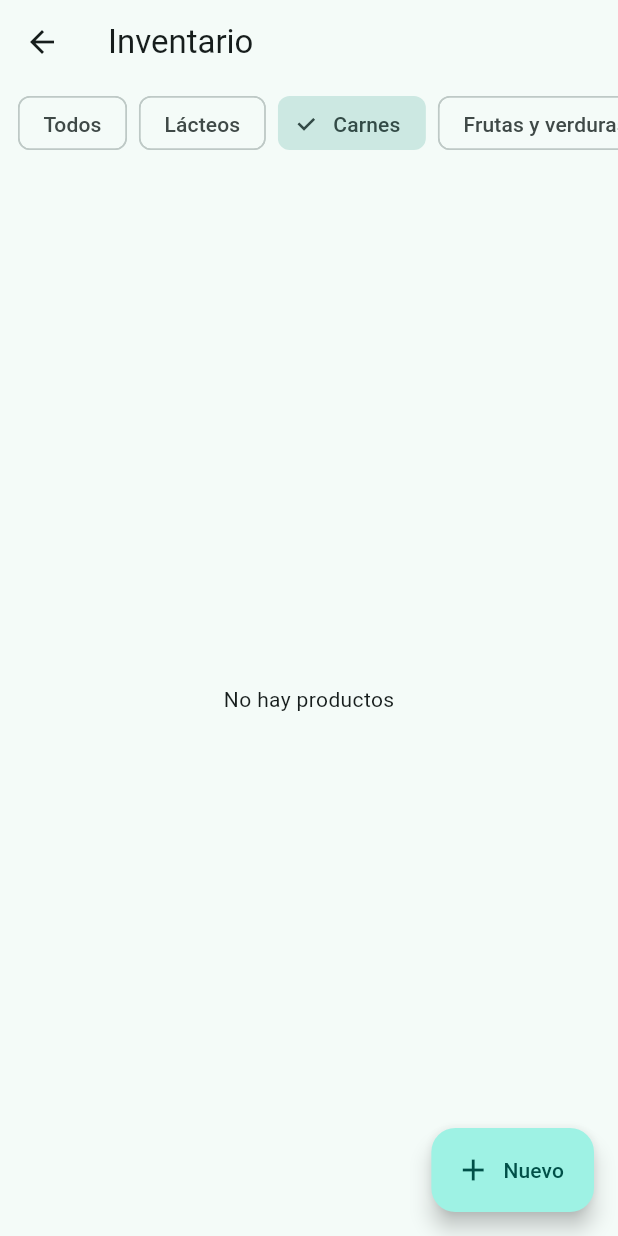
After one commit to Victorml55/Gestion_inventario_domestico, a Flutter app: the InventarioScreen screen opened by its route, after a tap on "Lácteos", after a tap on "Carnes", on a phone screen of 412 x 824 dp. The commit adds this screen. Run offline on Flutter 3.47's test engine with Material 3 defaults, Android fonts, the phone set to English and light mode, and no system bars; our stand-ins replace badges, image_picker, table_calendar.

Commit message:
Add inventory management features: implement inventory screen, stock consumption logic, and update routes and providers

```diff
--- /dev/null
+++ b/lib/core/app_exception.dart
@@ -0,0 +1,7 @@
+class AppException implements Exception {
+  final String mensaje;
+  AppException(this.mensaje);
+
+  @override
+  String toString() => mensaje;
+}
--- a/lib/core/routes.dart
+++ b/lib/core/routes.dart
@@ -8,4 +8,5 @@ class Routes {
   static const categorias = '/categorias';
   static const tiendas = '/tiendas';
   static const historial = '/historial';
+  static const inventario = '/inventario';
 }
--- a/lib/data/repositories/producto_repository.dart
+++ b/lib/data/repositories/producto_repository.dart
@@ -7,4 +7,8 @@ abstract class ProductoRepository {
   Future<int> insertar(Producto p);
   Future<void> actualizar(Producto p);
   Future<void> eliminar(int id);
+
+  /// FEFO: descuenta primero del lote que caduca antes.
+  /// Lanza AppException si no alcanza el stock.
+  Future<void> consumirStock(int productoId, int cantidad);
 }
--- a/lib/main.dart
+++ b/lib/main.dart
@@ -17,6 +17,7 @@ import 'ui/screens/calendario_screen.dart';
 import 'ui/screens/carrito_screen.dart';
 import 'ui/screens/home_screen.dart';
 import 'ui/screens/producto_form_screen.dart';
+import 'ui/screens/inventario_screen.dart';
 
 // Un solo almacén en memoria compartido por productos y lotes
 final _almacenMock = MockProductoRepository();
@@ -73,6 +74,7 @@ class App extends StatelessWidget {
           Routes.calendario: (_) => const CalendarioScreen(),
           Routes.carrito: (_) => const CarritoScreen(),
           Routes.productoForm: (_) => const ProductoFormScreen(),
+          Routes.inventario: (_) => const InventarioScreen(),
         },
       ),
     );
--- a/lib/ui/providers/inventario_provider.dart
+++ b/lib/ui/providers/inventario_provider.dart
@@ -6,9 +6,15 @@ class InventarioProvider extends ChangeNotifier {
   final ProductoRepository _repo;
   InventarioProvider(this._repo);
 
+  // Pantalla principal (solo alertas)
   List<ProductoResumen> alertas = [];
   bool cargando = false;
   String? error;
+
+  // Inventario completo
+  List<ProductoResumen> todos = [];
+  int? categoriaFiltro;
+  bool cargandoTodos = false;
 
   Future<void> cargar() async {
     cargando = true;
@@ -22,4 +28,17 @@ class InventarioProvider extends ChangeNotifier {
     cargando = false;
     notifyListeners();
   }
+
+  Future<void> cargarTodos({int? categoriaId}) async {
+    categoriaFiltro = categoriaId;
+    cargandoTodos = true;
+    notifyListeners();
+    try {
+      todos = await _repo.getTodos(categoriaId: categoriaId);
+    } catch (e) {
+      error = e.toString();
+    }
+    cargandoTodos = false;
+    notifyListeners();
+  }
 }
--- a/lib/ui/screens/home_screen.dart
+++ b/lib/ui/screens/home_screen.dart
@@ -36,6 +36,14 @@ class _HomeScreenState extends State<HomeScreen> {
               snap: true,
               title: const Text('Mi alacena'),
               actions: [
+                IconButton(
+                tooltip: 'Inventario',
+                icon: const Icon(Icons.inventory_2),
+                onPressed: () async {
+                await Navigator.pushNamed(context, Routes.inventario);
+                if (context.mounted) context.read<InventarioProvider>().cargar();
+                },
+                ),
                 IconButton(
                   icon: const Icon(Icons.calendar_month),
                   onPressed: () => Navigator.pushNamed(context, Routes.calendario),
--- /dev/null
+++ b/lib/ui/screens/inventario_screen.dart
@@ -0,0 +1,126 @@
+import 'package:flutter/material.dart';
+import 'package:provider/provider.dart';
+import '../../core/routes.dart';
+import '../../data/models/models.dart';
+import '../../data/repositories/carrito_repository.dart';
+import '../../data/repositories/categoria_repository.dart';
+import '../providers/inventario_provider.dart';
+import '../widgets/producto_card.dart';
+import 'producto_detalle_screen.dart';
+
+class InventarioScreen extends StatefulWidget {
+  const InventarioScreen({super.key});
+
+  @override
+  State<InventarioScreen> createState() => _InventarioScreenState();
+}
+
+class _InventarioScreenState extends State<InventarioScreen> {
+  late final Future<List<Categoria>> _categorias;
+
+  @override
+  void initState() {
+    super.initState();
+    _categorias = context.read<CategoriaRepository>().getTodos();
+    WidgetsBinding.instance.addPostFrameCallback(
+        (_) => context.read<InventarioProvider>().cargarTodos());
+  }
+
+  Future<void> _abrirDetalle(ProductoResumen item) async {
+    await Navigator.push(
+      context,
+      MaterialPageRoute(
+          builder: (_) => ProductoDetalleScreen(productoId: item.producto.id!)),
+    );
+    if (mounted) {
+      final prov = context.read<InventarioProvider>();
+      prov.cargarTodos(categoriaId: prov.categoriaFiltro);
+    }
+  }
+
+  @override
+  Widget build(BuildContext context) {
+    final prov = context.watch<InventarioProvider>();
+    final carrito = context.read<CarritoRepository>();
+
+    return Scaffold(
+      body: CustomScrollView(
+        slivers: [
+          const SliverAppBar(floating: true, snap: true, title: Text('Inventario')),
+          SliverToBoxAdapter(
+            child: SizedBox(
+              height: 52,
+              child: FutureBuilder<List<Categoria>>(
+                future: _categorias,
+                builder: (context, snap) {
+                  final cats = snap.data ?? [];
+                  return ListView(
+                    scrollDirection: Axis.horizontal,
+                    padding: const EdgeInsets.symmetric(horizontal: 12, vertical: 8),
+                    children: [
+                      Padding(
+                        padding: const EdgeInsets.only(right: 8),
+                        child: ChoiceChip(
+                          label: const Text('Todos'),
+                          selected: prov.categoriaFiltro == null,
+                          onSelected: (_) => prov.cargarTodos(),
+                        ),
+                      ),
+                      for (final c in cats)
+                        Padding(
+                          padding: const EdgeInsets.only(right: 8),
+                          child: ChoiceChip(
+                            label: Text(c.nombre),
+                            selected: prov.categoriaFiltro == c.id,
+                            onSelected: (_) => prov.cargarTodos(categoriaId: c.id),
+                          ),
+                        ),
+                    ],
+                  );
+                },
+              ),
+            ),
+          ),
+          if (prov.cargandoTodos && prov.todos.isEmpty)
+            const SliverFillRemaining(
+                child: Center(child: CircularProgressIndicator()))
+          else if (prov.todos.isEmpty)
+            const SliverFillRemaining(
+                child: Center(child: Text('No hay productos')))
+          else
+            SliverList(
+              delegate: SliverChildBuilderDelegate(
+                (context, i) {
+                  final item = prov.todos[i];
+                  return ProductoCard(
+                    item: item,
+                    onTap: () => _abrirDetalle(item),
+                    onAgregarCarrito: () {
+                      carrito.agregar(item.producto.id!);
+                      ScaffoldMessenger.of(context).showSnackBar(SnackBar(
+                          content: Text('${item.producto.nombre} agregado al carrito'),
+                          duration: const Duration(seconds: 1)));
+                    },
+                  );
+                },
+                childCount: prov.todos.length,
+              ),
+            ),
+          const SliverToBoxAdapter(child: SizedBox(height: 24)),
+        ],
+      ),
+      floatingActionButton: FloatingActionButton.extended(
+        onPressed: () async {
+          final ok = await Navigator.pushNamed(context, Routes.productoForm);
+          if (ok == true && context.mounted) {
+            context
+                .read<InventarioProvider>()
+                .cargarTodos(categoriaId: prov.categoriaFiltro);
+          }
+        },
+        icon: const Icon(Icons.add),
+        label: const Text('Nuevo'),
+      ),
+    );
+  }
+}
```
Also changed, not shown: lib/data/repositories/mock_repositories.dart (+36 -0 lines), lib/ui/screens/consumo_screen.dart (added, +93 -0 lines), lib/ui/screens/producto_detalle_screen.dart (added, +174 -0 lines).
